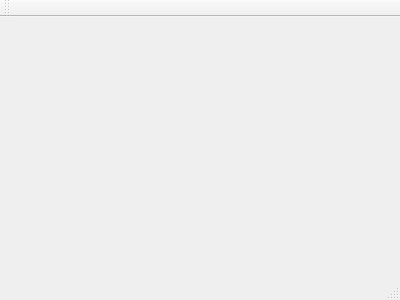
Before: the Qt Designer form untitled/mainwindow.ui in jhormanpa/Udea-informatica2, drawn with Qt 5.
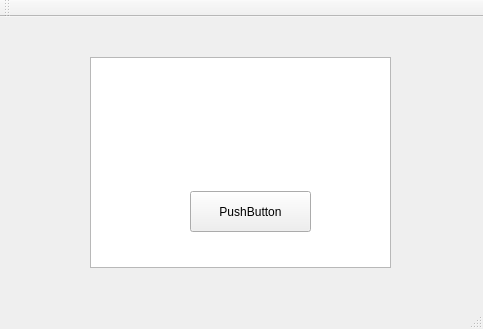
After: the same form once the commit is applied.

Commit message: Ejercicio 16 y 20

```diff
--- a/untitled/mainwindow.ui
+++ b/untitled/mainwindow.ui
@@ -1,24 +1,63 @@
 <ui version="4.0">
  <class>MainWindow</class>
- <widget class="QMainWindow" name="MainWindow" >
-  <property name="geometry" >
+ <widget class="QMainWindow" name="MainWindow">
+  <property name="geometry">
    <rect>
     <x>0</x>
     <y>0</y>
-    <width>400</width>
-    <height>300</height>
+    <width>483</width>
+    <height>329</height>
    </rect>
   </property>
   <property name="windowTitle" >
    <string>MainWindow</string>
   </property>
-  <widget class="QMenuBar" name="menuBar" />
-  <widget class="QToolBar" name="mainToolBar" />
-  <widget class="QWidget" name="centralWidget" />
-  <widget class="QStatusBar" name="statusBar" />
+  <widget class="QWidget" name="centralWidget">
+   <widget class="QGraphicsView" name="graphicsView">
+    <property name="geometry">
+     <rect>
+      <x>90</x>
+      <y>40</y>
+      <width>301</width>
+      <height>211</height>
+     </rect>
+    </property>
+   </widget>
+   <widget class="QPushButton" name="pushButton">
+    <property name="geometry">
+     <rect>
+      <x>190</x>
+      <y>174</y>
+      <width>121</width>
+      <height>41</height>
+     </rect>
+    </property>
+    <property name="text">
+     <string>PushButton</string>
+    </property>
+   </widget>
+  </widget>
+  <widget class="QMenuBar" name="menuBar">
+   <property name="geometry">
+    <rect>
+     <x>0</x>
+     <y>0</y>
+     <width>483</width>
+     <height>22</height>
+    </rect>
+   </property>
+  </widget>
+  <widget class="QToolBar" name="mainToolBar">
+   <attribute name="toolBarArea">
+    <enum>TopToolBarArea</enum>
+   </attribute>
+   <attribute name="toolBarBreak">
+    <bool>false</bool>
+   </attribute>
+  </widget>
+  <widget class="QStatusBar" name="statusBar"/>
  </widget>
- <layoutDefault spacing="6" margin="11" />
- <pixmapfunction></pixmapfunction>
+ <layoutdefault spacing="6" margin="11"/>
  <resources/>
  <connections/>
 </ui>
```
Left out of the diff: 3 changed lines with no effect on the pictures. The commit also changes 2 other files.
